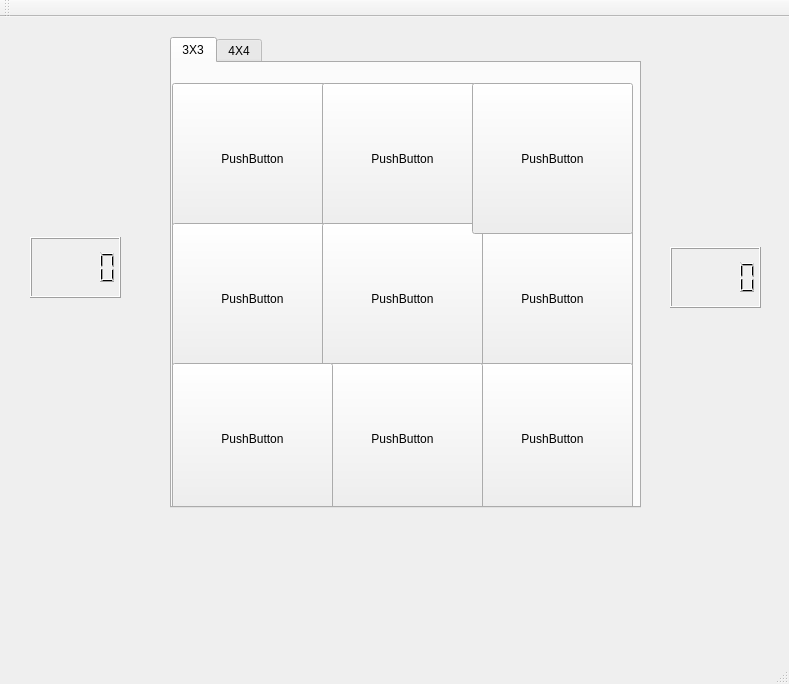
ukmerry/PI0C-Final-Project, file TicTacToe/tictactoe.ui: the form before one commit.
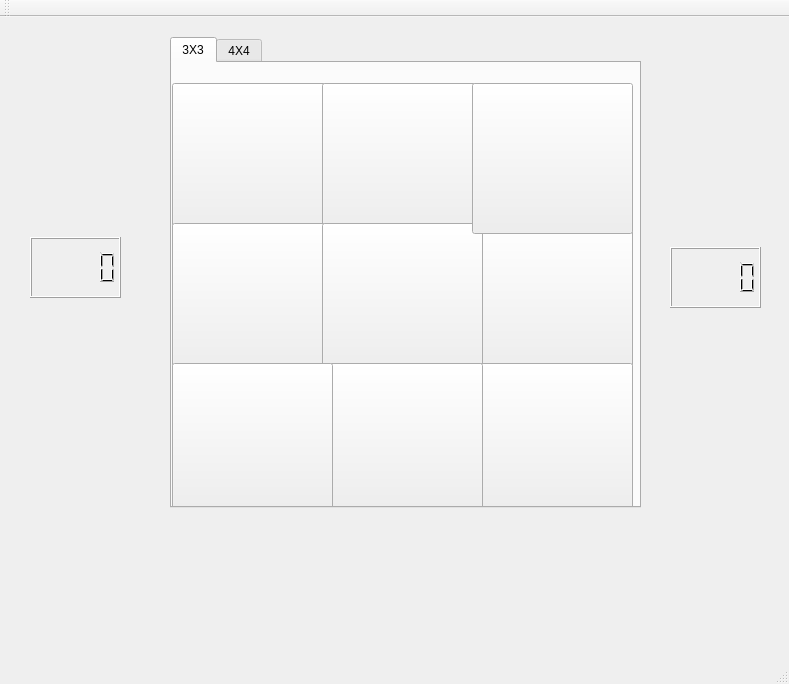
The form after the commit.

```diff
--- a/TicTacToe/tictactoe.ui
+++ b/TicTacToe/tictactoe.ui
@@ -40,7 +40,7 @@
        </rect>
       </property>
       <property name="text">
-       <string>PushButton</string>
+       <string/>
       </property>
      </widget>
      <widget class="QPushButton" name="pushButton_2">
@@ -53,7 +53,7 @@
        </rect>
       </property>
       <property name="text">
-       <string>PushButton</string>
+       <string/>
       </property>
      </widget>
      <widget class="QPushButton" name="pushButton_4">
@@ -66,7 +66,7 @@
        </rect>
       </property>
       <property name="text">
-       <string>PushButton</string>
+       <string/>
       </property>
      </widget>
      <widget class="QPushButton" name="pushButton_6">
@@ -79,7 +79,7 @@
        </rect>
       </property>
       <property name="text">
-       <string>PushButton</string>
+       <string/>
       </property>
      </widget>
      <widget class="QPushButton" name="pushButton_5">
@@ -92,7 +92,7 @@
        </rect>
       </property>
       <property name="text">
-       <string>PushButton</string>
+       <string/>
       </property>
      </widget>
      <widget class="QPushButton" name="pushButton_3">
@@ -105,7 +105,7 @@
        </rect>
       </property>
       <property name="text">
-       <string>PushButton</string>
+       <string/>
       </property>
      </widget>
      <widget class="QPushButton" name="pushButton_9">
@@ -118,7 +118,7 @@
        </rect>
       </property>
       <property name="text">
-       <string>PushButton</string>
+       <string/>
       </property>
      </widget>
      <widget class="QPushButton" name="pushButton_8">
@@ -131,7 +131,7 @@
        </rect>
       </property>
       <property name="text">
-       <string>PushButton</string>
+       <string/>
       </property>
      </widget>
      <widget class="QPushButton" name="pushButton_7">
@@ -144,7 +144,7 @@
        </rect>
       </property>
       <property name="text">
-       <string>PushButton</string>
+       <string/>
       </property>
      </widget>
     </widget>
```
